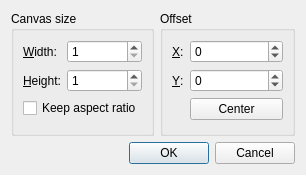
First picture: the form in src/client/ui/resizedialog.ui, repository drawpile/Drawpile, before the edit.
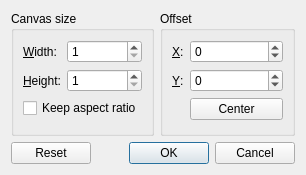
Second picture: the form after the edit.

Commit message: Add reset button to resize dialog

```diff
--- a/src/client/ui/resizedialog.ui
+++ b/src/client/ui/resizedialog.ui
@@ -139,7 +139,7 @@
       <enum>Qt::Horizontal</enum>
      </property>
      <property name="standardButtons">
-      <set>QDialogButtonBox::Cancel|QDialogButtonBox::Ok</set>
+      <set>QDialogButtonBox::Cancel|QDialogButtonBox::Ok|QDialogButtonBox::Reset</set>
      </property>
     </widget>
    </item>
```
The commit also changes 3 other files.
